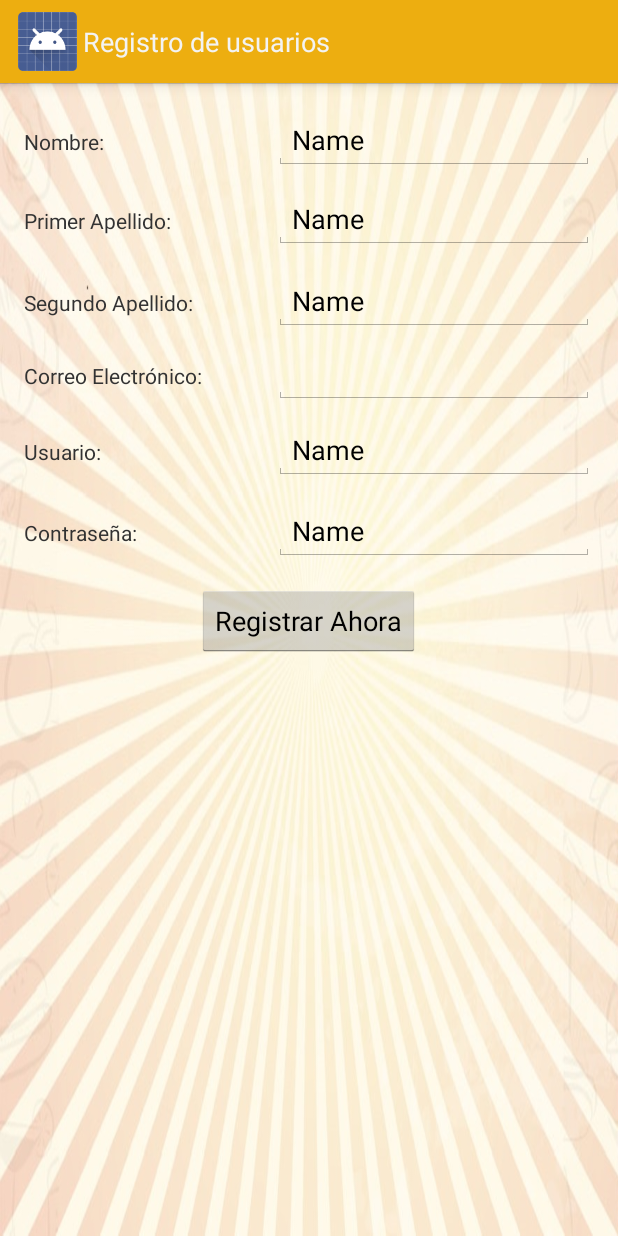
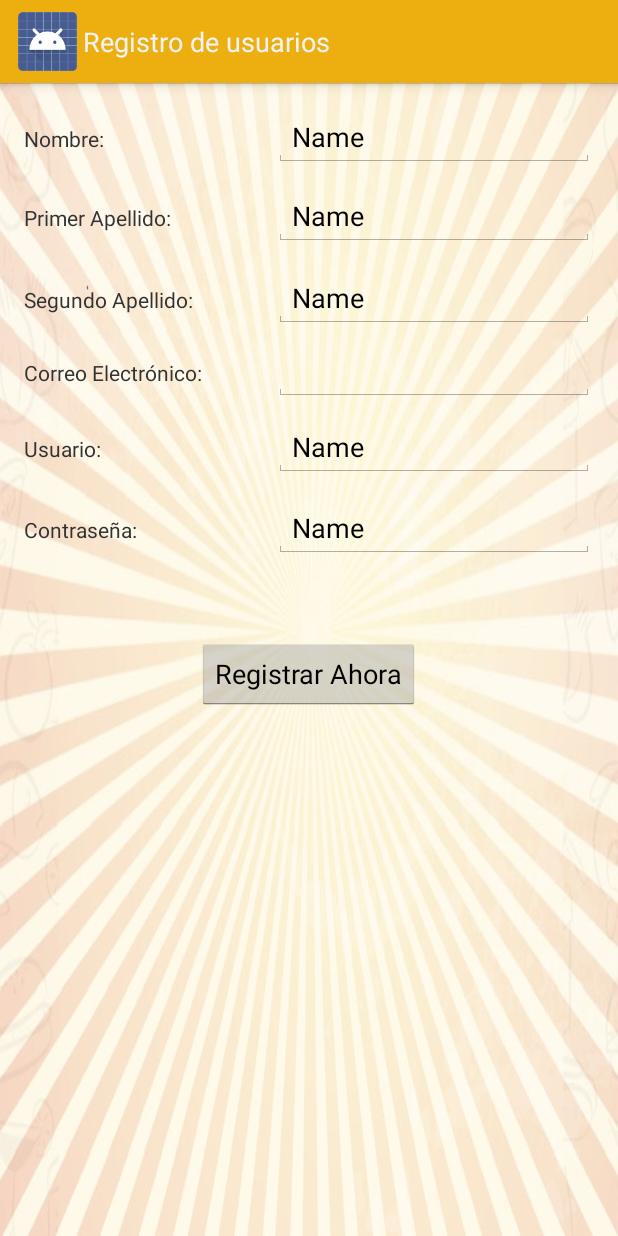
Before and after one commit to AriasM/ProyectoAnalisis, an Android app: the RegistroActivity screen opened directly, with no data from a screen before it, on a phone screen of 412 x 824 dp. Run offline under Robolectric (Android 15) with nearby library versions, the phone set to English and light mode, and no system bars.

```diff
--- a/PediTUAlmuerzo/app/src/main/res/layout/activity_registro.xml
+++ b/PediTUAlmuerzo/app/src/main/res/layout/activity_registro.xml
@@ -118,15 +118,6 @@
         android:layout_toLeftOf="@+id/editText6"
         android:layout_toStartOf="@+id/editText6" />
 
-    <Button
-        android:text="@string/btnRegistrar"
-        android:layout_width="wrap_content"
-        android:layout_height="wrap_content"
-        android:id="@+id/btnRegistro"
-        android:layout_below="@+id/editText8"
-        android:layout_centerHorizontal="true"
-        android:layout_marginTop="16dp" />
-
     <TextView
         android:text="@string/lbPrimerApellido"
         android:layout_width="wrap_content"
@@ -159,6 +150,15 @@
         android:layout_alignParentTop="true"
         android:layout_alignParentLeft="true"
         android:layout_alignParentStart="true"
-        android:layout_marginTop="13dp" />
+        android:layout_marginTop="11dp" />
+
+    <Button
+        android:text="@string/btnRegistrar"
+        android:layout_width="wrap_content"
+        android:layout_height="wrap_content"
+        android:id="@+id/btnRegistro"
+        android:layout_marginTop="53dp"
+        android:layout_below="@+id/editText8"
+        android:layout_centerHorizontal="true" />
 
 </RelativeLayout>
```
Also changed, not shown: 1 other file.
